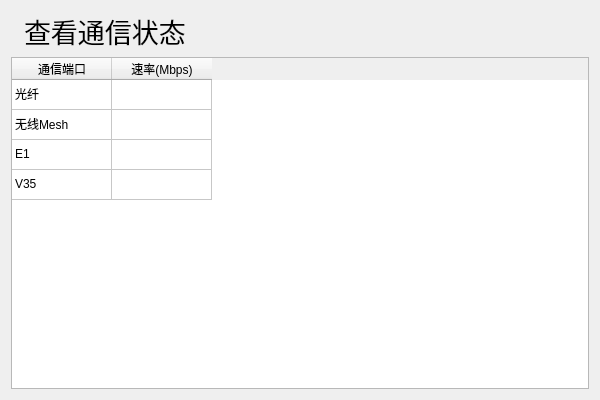
suda-ee/rzpctrl, file src/ratestatepage.ui: the form before one commit.
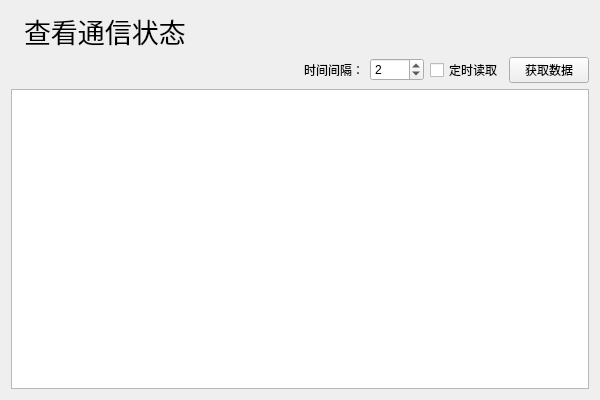
The form after the commit. Icons and pictures are not drawn.

Diff of the .ui file:
```diff
--- a/src/ratestatepage.ui
+++ b/src/ratestatepage.ui
@@ -53,69 +53,73 @@
     </layout>
    </item>
    <item>
-    <widget class="QTableWidget" name="tblrate">
+    <layout class="QHBoxLayout" name="horizontalLayout_6">
+     <item>
+      <spacer name="horizontalSpacer">
+       <property name="orientation">
+        <enum>Qt::Horizontal</enum>
+       </property>
+       <property name="sizeHint" stdset="0">
+        <size>
+         <width>40</width>
+         <height>20</height>
+        </size>
+       </property>
+      </spacer>
+     </item>
+     <item>
+      <widget class="QLabel" name="tmLabel">
+       <property name="text">
+        <string>时间间隔：</string>
+       </property>
+       <property name="buddy">
+        <cstring>timeInterval</cstring>
+       </property>
+      </widget>
+     </item>
+     <item>
+      <widget class="QSpinBox" name="timeInterval">
+       <property name="minimum">
+        <number>1</number>
+       </property>
+       <property name="maximum">
+        <number>1000</number>
+       </property>
+       <property name="value">
+        <number>2</number>
+       </property>
+      </widget>
+     </item>
+     <item>
+      <widget class="QCheckBox" name="timeEn">
+       <property name="text">
+        <string>定时读取</string>
+       </property>
+      </widget>
+     </item>
+     <item>
+      <widget class="QPushButton" name="btGetRate">
+       <property name="sizePolicy">
+        <sizepolicy hsizetype="Fixed" vsizetype="Fixed">
+         <horstretch>0</horstretch>
+         <verstretch>0</verstretch>
+        </sizepolicy>
+       </property>
+       <property name="text">
+        <string>获取数据</string>
+       </property>
+      </widget>
+     </item>
+    </layout>
+   </item>
+   <item>
+    <widget class="QTableView" name="tblrate">
      <property name="editTriggers">
       <set>QAbstractItemView::NoEditTriggers</set>
      </property>
-     <property name="columnCount">
-      <number>2</number>
-     </property>
-     <attribute name="horizontalHeaderVisible">
-      <bool>true</bool>
-     </attribute>
-     <attribute name="verticalHeaderVisible">
+     <property name="cornerButtonEnabled">
       <bool>false</bool>
-     </attribute>
-     <row>
-      <property name="text">
-       <string>1</string>
-      </property>
-     </row>
-     <row>
-      <property name="text">
-       <string>2</string>
-      </property>
-     </row>
-     <row>
-      <property name="text">
-       <string>3</string>
-      </property>
-     </row>
-     <row>
-      <property name="text">
-       <string>4</string>
-      </property>
-     </row>
-     <column>
-      <property name="text">
-       <string>通信端口</string>
-      </property>
-     </column>
-     <column>
-      <property name="text">
-       <string>速率(Mbps)</string>
-      </property>
-     </column>
-     <item row="0" column="0">
-      <property name="text">
-       <string>光纤</string>
-      </property>
-     </item>
-     <item row="1" column="0">
-      <property name="text">
-       <string>无线Mesh</string>
-      </property>
-     </item>
-     <item row="2" column="0">
-      <property name="text">
-       <string>E1</string>
-      </property>
-     </item>
-     <item row="3" column="0">
-      <property name="text">
-       <string>V35</string>
-      </property>
-     </item>
+     </property>
     </widget>
    </item>
   </layout>
```
Left out of the diff: 39 changed lines with no effect on the pictures.
